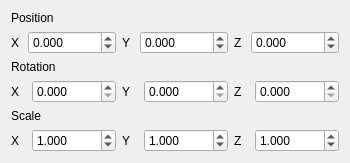
chchwy/ogre-v2-mesh-viewer, file src/transformwidget.ui: the form before one commit.
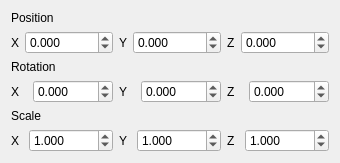
The form after the commit.

Commit message: Give rotation spinboxes correct value ranges (-360 ~ 360)

```diff
--- a/src/transformwidget.ui
+++ b/src/transformwidget.ui
@@ -6,7 +6,7 @@
    <rect>
     <x>0</x>
     <y>0</y>
-    <width>350</width>
+    <width>311</width>
     <height>160</height>
    </rect>
   </property>
@@ -139,11 +139,20 @@
      </item>
      <item>
       <widget class="QDoubleSpinBox" name="rx">
+       <property name="minimumSize">
+        <size>
+         <width>80</width>
+         <height>0</height>
+        </size>
+       </property>
        <property name="decimals">
         <number>3</number>
        </property>
+       <property name="minimum">
+        <double>-360.000000000000000</double>
+       </property>
        <property name="maximum">
-        <double>99999.990000000005239</double>
+        <double>360.000000000000000</double>
        </property>
       </widget>
      </item>
@@ -156,11 +165,20 @@
      </item>
      <item>
       <widget class="QDoubleSpinBox" name="ry">
+       <property name="minimumSize">
+        <size>
+         <width>80</width>
+         <height>0</height>
+        </size>
+       </property>
        <property name="decimals">
         <number>3</number>
        </property>
+       <property name="minimum">
+        <double>-360.000000000000000</double>
+       </property>
        <property name="maximum">
-        <double>99999.990000000005239</double>
+        <double>360.000000000000000</double>
        </property>
       </widget>
      </item>
@@ -173,11 +191,20 @@
      </item>
      <item>
       <widget class="QDoubleSpinBox" name="rz">
+       <property name="minimumSize">
+        <size>
+         <width>80</width>
+         <height>0</height>
+        </size>
+       </property>
        <property name="decimals">
         <number>3</number>
        </property>
+       <property name="minimum">
+        <double>-360.000000000000000</double>
+       </property>
        <property name="maximum">
-        <double>99999.990000000005239</double>
+        <double>360.000000000000000</double>
        </property>
       </widget>
      </item>
@@ -213,6 +240,12 @@
      </item>
      <item>
       <widget class="QDoubleSpinBox" name="sx">
+       <property name="minimumSize">
+        <size>
+         <width>80</width>
+         <height>0</height>
+        </size>
+       </property>
        <property name="decimals">
         <number>3</number>
        </property>
@@ -220,7 +253,7 @@
         <double>0.001000000000000</double>
        </property>
        <property name="maximum">
-        <double>99999.990000000005239</double>
+        <double>99999.000000000000000</double>
        </property>
        <property name="value">
         <double>1.000000000000000</double>
@@ -242,9 +275,18 @@
      </item>
      <item>
       <widget class="QDoubleSpinBox" name="sy">
+       <property name="minimumSize">
+        <size>
+         <width>80</width>
+         <height>0</height>
+        </size>
+       </property>
        <property name="decimals">
         <number>3</number>
        </property>
+       <property name="minimum">
+        <double>0.001000000000000</double>
+       </property>
        <property name="maximum">
         <double>99999.990000000005239</double>
        </property>
@@ -268,9 +310,18 @@
      </item>
      <item>
       <widget class="QDoubleSpinBox" name="sz">
+       <property name="minimumSize">
+        <size>
+         <width>80</width>
+         <height>0</height>
+        </size>
+       </property>
        <property name="decimals">
         <number>3</number>
        </property>
+       <property name="minimum">
+        <double>0.001000000000000</double>
+       </property>
        <property name="maximum">
         <double>99999.990000000005239</double>
        </property>
```
